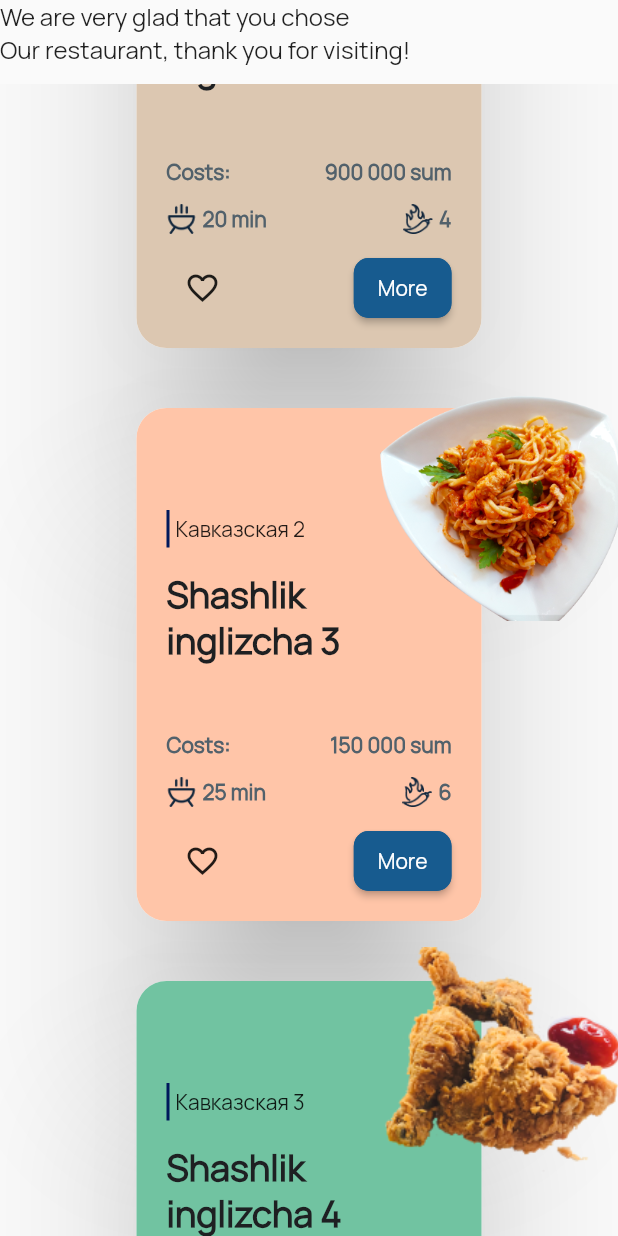
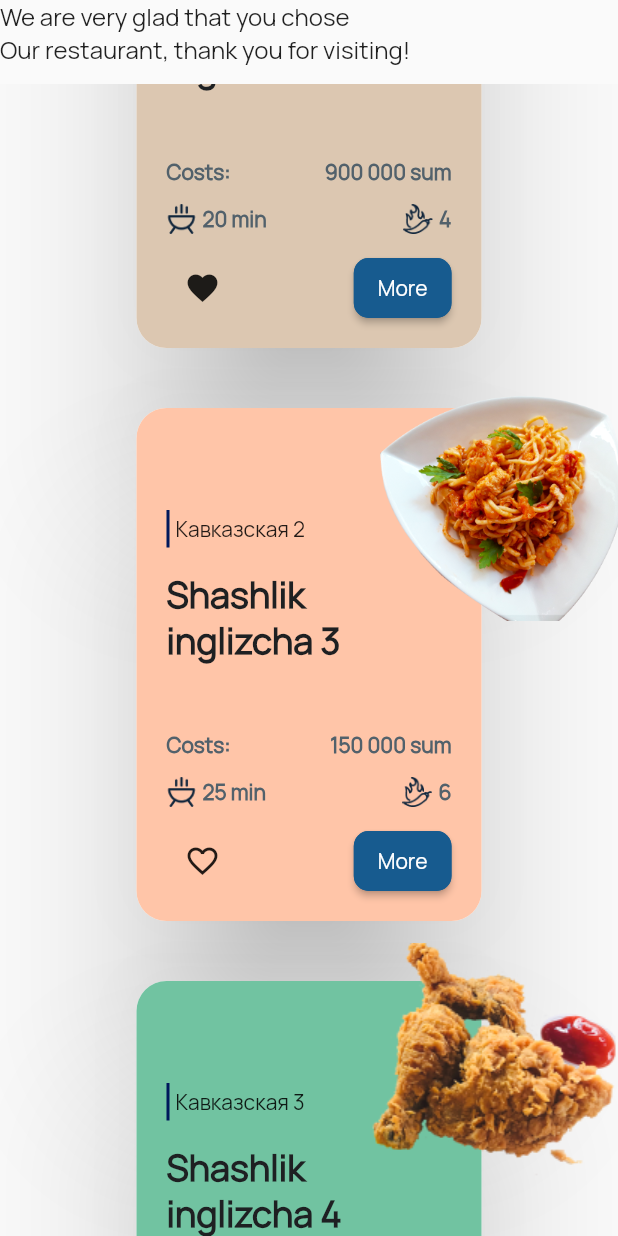
Before and after one commit to ZayniddinMamarasulov/restaurant_menu, a Flutter app: the DishesPage screen opened directly, scrolled down 576 dp, after a tap on the "favorite outline" icon, on a phone screen of 412 x 824 dp. Run offline on Flutter 3.47's test engine with Material 2 defaults, Android fonts, the phone set to English and light mode, and no system bars; our stand-ins replace easy_localization, flutter_native_splash, rxdart, shared_preferences; accounts and stored records are empty.

Commit message:
favorite add and remove implemented

```diff
--- a/lib/main_provider.dart
+++ b/lib/main_provider.dart
@@ -1,5 +1,3 @@
-import 'dart:convert';
-
 import 'package:flutter/cupertino.dart';
 import 'package:restaurant_menu/utils/constants.dart';
 import 'package:shared_preferences/shared_preferences.dart';
@@ -43,6 +41,7 @@ class MainProvider extends ChangeNotifier {
       Constants.FAV_MEALS,
       indexes.map((e) => e.toString()).toList(),
     );
+    notifyListeners();
   }
 
   Future<List<int>> getFavList() async {
@@ -53,8 +52,4 @@ class MainProvider extends ChangeNotifier {
     }
     return List.empty();
   }
-
-
-
-
 }
--- a/lib/screens/details_page.dart
+++ b/lib/screens/details_page.dart
@@ -63,7 +63,7 @@ class _DetailsPageState extends State<DetailsPage> {
               top: -72,
               right: -48,
               child: Hero(
-                tag: 'productImage',
+                tag: widget.selectedItemIndex.toString(),
                 child: Image.asset(
                   getMeals()[widget.selectedItemIndex].imageUrl!,
                   height: 220,
--- a/lib/screens/dishes_page.dart
+++ b/lib/screens/dishes_page.dart
@@ -13,7 +13,6 @@ class DishesPage extends StatefulWidget {
 }
 
 class _DishesPageState extends State<DishesPage> {
-
   @override
   Widget build(BuildContext context) {
     return Consumer<MainProvider>(builder: (context, data, child) {
@@ -64,7 +63,23 @@ class _DishesPageState extends State<DishesPage> {
                   crossAxisSpacing: 12,
                   mainAxisSpacing: 32),
               itemBuilder: (BuildContext context, int index) {
-                return ProductItem(getMeals()[index], index);
+                return FutureBuilder(
+                    future: getFavourites(),
+                    builder: (BuildContext context, AsyncSnapshot snapshot) {
+                      if (snapshot.hasData) {
+                        if (snapshot.data.contains(index)) {
+                          return ProductItem(getMeals()[index], index,
+                              isFavourite: true);
+                        } else {
+                          return ProductItem(getMeals()[index], index,
+                              isFavourite: false);
+                        }
+                      } else {
+                        return const Center(child: CircularProgressIndicator());
+                      }
+                      // return ProductItem(getMeals()[index], index,
+                      //     isFavourite: snapshot.data.contains(index));
+                    });
               }),
         )
       ],
@@ -89,4 +104,12 @@ class _DishesPageState extends State<DishesPage> {
         return Meal.mealsRu;
     }
   }
+
+  Future<List<int>> getFavourites() async {
+    final mainProvider = Provider.of<MainProvider>(context, listen: false);
+
+    return await mainProvider.getFavList();
+  }
+
+// [1,4,6,9]
 }
--- a/lib/screens/favourite_page.dart
+++ b/lib/screens/favourite_page.dart
@@ -12,6 +12,7 @@ class FavouritePage extends StatelessWidget {
   Widget build(BuildContext context) {
     final mainProvider = Provider.of<MainProvider>(context, listen: false);
 
+    return Consumer<MainProvider>(builder: (context, data, child) {
       return FutureBuilder(
           future: mainProvider.getFavList(),
           builder: (BuildContext context, AsyncSnapshot snapshot) {
@@ -29,9 +30,17 @@ class FavouritePage extends StatelessWidget {
                       crossAxisSpacing: 12,
                       mainAxisSpacing: 32),
                   itemBuilder: (BuildContext context, int index) {
-                  return ProductItem(Meal.mealsRu[snapshot.data[index]], index);
+                    return ProductItem(
+                      Meal.mealsRu[snapshot.data[index]],
+                      snapshot.data[index],
+                      isFavourite: true,
+                    );
                   });
             }
           });
+    });
   }
+
+// [0,3] fav list
+// [0,1] fav page
 }
--- a/lib/widgets/product_item.dart
+++ b/lib/widgets/product_item.dart
@@ -11,8 +11,10 @@ import '../models/meal.dart';
 class ProductItem extends StatefulWidget {
   final Meal meal;
   final int index;
+  final bool isFavourite;
 
-  const ProductItem(this.meal, this.index, {Key? key}) : super(key: key);
+  const ProductItem(this.meal, this.index, {this.isFavourite = false, Key? key})
+      : super(key: key);
 
   @override
   State<ProductItem> createState() => _ProductItemState();
@@ -28,8 +30,6 @@ class _ProductItemState extends State<ProductItem> {
 
   @override
   Widget build(BuildContext context) {
-    final mainProvider = Provider.of<MainProvider>(context, listen: false);
-
     return Stack(
       clipBehavior: Clip.none,
       alignment: Alignment.center,
@@ -136,22 +136,19 @@ class _ProductItemState extends State<ProductItem> {
                       child: Row(
                         mainAxisAlignment: MainAxisAlignment.spaceBetween,
                         children: [
-                          // Image.asset(
-                          //   'assets/btn_plus.png',
-                          //   height: 50,
-                          //   width: 50,
-                          // ),
                           IconButton(
-                              onPressed: () async {
-                                List<int> favList =
-                                    await mainProvider.getFavList();
-                                var newList = List.of(favList);
-                                if (!newList.contains(widget.index)) {
-                                  newList.add(widget.index);
+                              onPressed: () {
+                                //agar selected bo'lsa remove()
+                                // selected bo'lmasa add()
+                                if (widget.isFavourite) {
+                                  removeFromFavorite(widget.index);
+                                } else {
+                                  addToFavorite();
                                 }
-                                mainProvider.setFavList(newList);
                               },
-                              icon: Icon(Icons.favorite_border_outlined)),
+                              icon: widget.isFavourite
+                                  ? Icon(Icons.favorite_sharp)
+                                  : Icon(Icons.favorite_border_outlined)),
                           Container(
                             height: 50,
                             child: ElevatedButton(
@@ -186,14 +183,36 @@ class _ProductItemState extends State<ProductItem> {
             top: -24,
             right: -8,
             child: Hero(
-              tag: 'productImage',
+              tag: widget.index.toString(),
               child: Image.asset(
                 widget.meal.imageUrl!,
                 height: 170,
-                width: 170,
               ),
             ))
       ],
     );
   }
+
+  void addToFavorite() async {
+    final mainProvider = Provider.of<MainProvider>(context, listen: false);
+
+    List<int> favList = await mainProvider.getFavList();
+    var newList = List.of(favList);
+    if (!newList.contains(widget.index)) {
+      newList.add(widget.index);
+    }
+    mainProvider.setFavList(newList);
+  }
+
+  void removeFromFavorite(index) async {
+    final mainProvider = Provider.of<MainProvider>(context, listen: false);
+
+    List<int> favList = await mainProvider.getFavList();
+    var newList = List.of(favList);
+    // [1,4,5,0] hozirgi list
+    // [1,4,5] new list
+    newList.remove(index);
+
+    mainProvider.setFavList(newList);
+  }
 }
```
Lines whose indentation alone changed are shown as unchanged.
